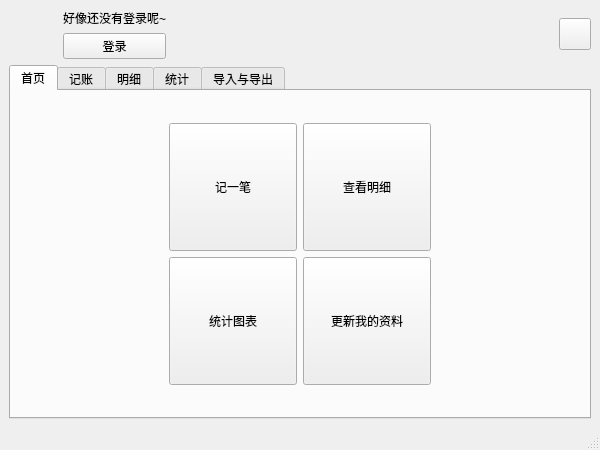
Old version of the form ui/oopcash_mainwindow.ui in the repository Harry-Chen/OOP-Cash.
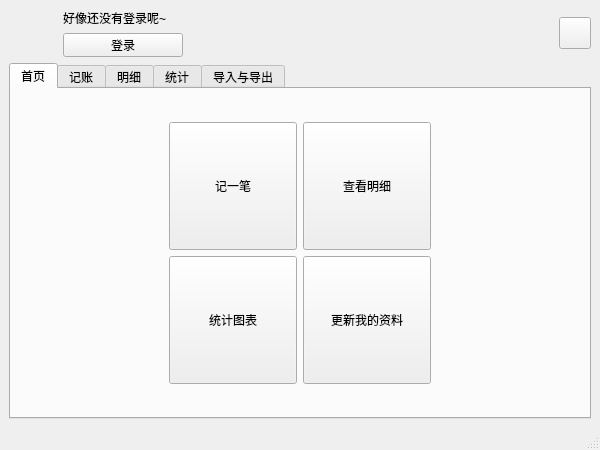
New version of the form. Icons and pictures are not drawn.

```diff
--- a/ui/oopcash_mainwindow.ui
+++ b/ui/oopcash_mainwindow.ui
@@ -62,6 +62,12 @@
           </item>
           <item>
            <widget class="QPushButton" name="loginoutButton">
+            <property name="minimumSize">
+             <size>
+              <width>120</width>
+              <height>24</height>
+             </size>
+            </property>
             <property name="text">
              <string>登录</string>
             </property>
```
